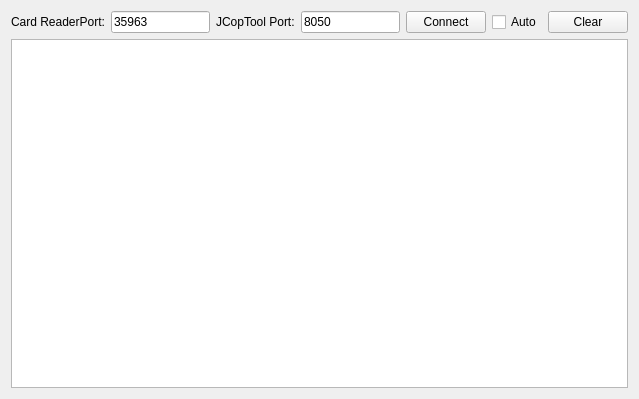
This is src/newcardsession.ui in bondhan/JCopToolProxy as Qt 5 draws it before an edit. The edited form follows.
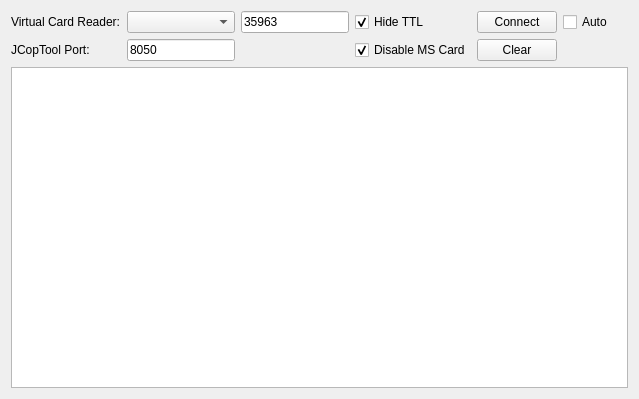
This is the edited form.

```diff
--- a/src/newcardsession.ui
+++ b/src/newcardsession.ui
@@ -13,19 +13,22 @@
   <property name="windowTitle">
    <string>Card Session</string>
   </property>
-  <layout class="QHBoxLayout" name="horizontalLayout_2">
+  <layout class="QHBoxLayout" name="horizontalLayout">
    <item>
     <layout class="QVBoxLayout" name="mainVerticalLayout">
      <item>
-      <layout class="QHBoxLayout" name="horizontalLayout" stretch="0,1,0,1,0,0,0">
-       <item>
+      <layout class="QGridLayout" name="gridLayout">
+       <item row="0" column="0">
         <widget class="QLabel" name="label_3">
          <property name="text">
-          <string>Card ReaderPort:</string>
+          <string>Virtual Card Reader:</string>
          </property>
         </widget>
        </item>
-       <item>
+       <item row="0" column="1">
+        <widget class="QComboBox" name="readerComboBox"/>
+       </item>
+       <item row="0" column="2">
         <widget class="QLineEdit" name="VirtualCardReaderPortLineEdit">
          <property name="toolTip">
           <string>Port Number of the virtual card reader</string>
@@ -35,14 +38,44 @@
          </property>
         </widget>
        </item>
-       <item>
+       <item row="0" column="3">
+        <widget class="QCheckBox" name="HideTTLCheckBox">
+         <property name="toolTip">
+          <string>Wait for the JCOP port to be ready automatically</string>
+         </property>
+         <property name="text">
+          <string>Hide TTL</string>
+         </property>
+         <property name="checked">
+          <bool>true</bool>
+         </property>
+        </widget>
+       </item>
+       <item row="0" column="4">
+        <widget class="QPushButton" name="connectPushButton">
+         <property name="text">
+          <string>Connect</string>
+         </property>
+        </widget>
+       </item>
+       <item row="0" column="5">
+        <widget class="QCheckBox" name="autoConnectCheckBox">
+         <property name="toolTip">
+          <string>Wait for the JCOP port to be ready automatically</string>
+         </property>
+         <property name="text">
+          <string>Auto</string>
+         </property>
+        </widget>
+       </item>
+       <item row="1" column="0">
         <widget class="QLabel" name="label_2">
          <property name="text">
           <string>JCopTool Port:</string>
          </property>
         </widget>
        </item>
-       <item>
+       <item row="1" column="1">
         <widget class="QLineEdit" name="JCopPortLineEdit">
          <property name="toolTip">
           <string>JCOP port number</string>
@@ -52,30 +85,49 @@
          </property>
         </widget>
        </item>
-       <item>
-        <widget class="QPushButton" name="connectPushButton">
-         <property name="text">
-          <string>Connect</string>
+       <item row="1" column="2">
+        <spacer name="horizontalSpacer">
+         <property name="orientation">
+          <enum>Qt::Horizontal</enum>
          </property>
-        </widget>
-       </item>
-       <item>
-        <widget class="QCheckBox" name="autoConnectCheckBox">
-         <property name="toolTip">
-          <string>Wait for the JCOP port to be ready automatically</string>
+         <property name="sizeHint" stdset="0">
+          <size>
+           <width>40</width>
+           <height>20</height>
+          </size>
          </property>
-         <property name="text">
-          <string>Auto</string>
-         </property>
-        </widget>
+        </spacer>
        </item>
-       <item>
+       <item row="1" column="4">
         <widget class="QPushButton" name="clearPushButton">
          <property name="text">
           <string>Clear</string>
          </property>
         </widget>
        </item>
+       <item row="1" column="5">
+        <spacer name="horizontalSpacer_2">
+         <property name="orientation">
+          <enum>Qt::Horizontal</enum>
+         </property>
+         <property name="sizeHint" stdset="0">
+          <size>
+           <width>40</width>
+           <height>20</height>
+          </size>
+         </property>
+        </spacer>
+       </item>
+       <item row="1" column="3">
+        <widget class="QCheckBox" name="msCheckBox">
+         <property name="text">
+          <string>Disable MS Card</string>
+         </property>
+         <property name="checked">
+          <bool>true</bool>
+         </property>
+        </widget>
+       </item>
       </layout>
      </item>
      <item>
```
